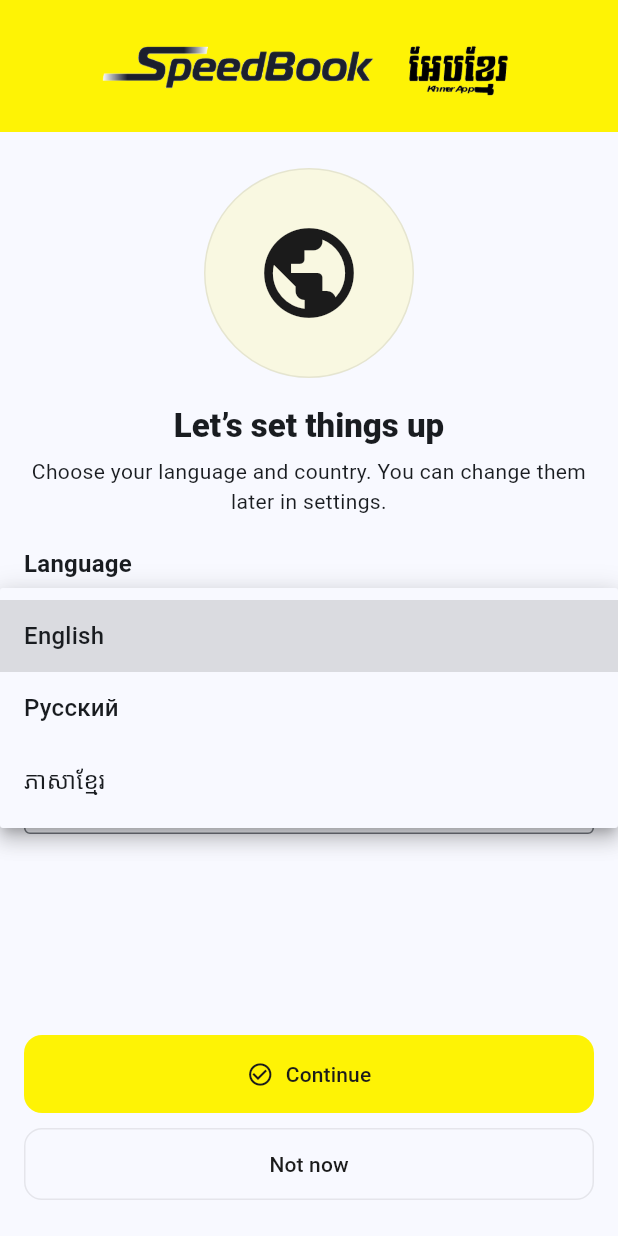
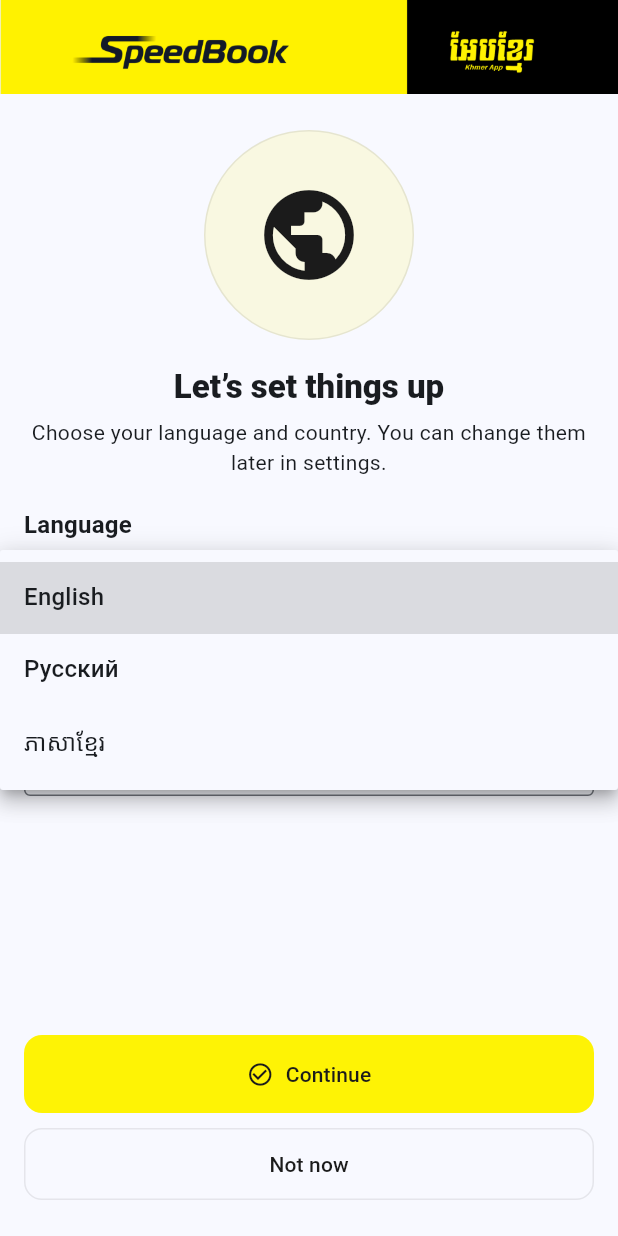
Before and after one commit to AlexDKrivoshein/SpeedBookDriver, a Flutter app: the OnboardingPage screen opened directly with empty values, after a tap on "English", on a phone screen of 412 x 824 dp. Run offline on Flutter 3.47's test engine with Material 3 defaults, Android fonts, the phone set to English and light mode, and no system bars; our stand-ins replace device_info_plus, firebase_auth, firebase_core, firebase_messaging, geolocator, google_maps_flutter and 5 more; missing offline and left inert: dart_jsonwebtoken, firebase_app_check; accounts and stored records are empty.

Commit message:
New brand header

```diff
--- a/lib/brand_header.dart
+++ b/lib/brand_header.dart
@@ -1,44 +1,115 @@
 import 'package:flutter/material.dart';
-import 'brand.dart';
+import 'package:flutter/services.dart';
 
-class BrandHeader extends StatelessWidget implements PreferredSizeWidget {
+class BrandHeader extends StatefulWidget implements PreferredSizeWidget {
   const BrandHeader({
     super.key,
+    this.maxHeight,                              // опциональный потолок по высоте
     this.showBack = false,
-    this.headerHeight = 88,
-    this.logoHeight = 72,
-    this.logoMaxWidthFraction = 0.9,
+    this.onBack,
+    this.overlayStyle = SystemUiOverlayStyle.dark,
   });
 
+  // Одна общая картинка на всё приложение
+  static const String _assetPath = 'assets/brand/brand_header.png';
+
+  final double? maxHeight;
   final bool showBack;
-  final double headerHeight;
-  final double logoHeight;
-  final double logoMaxWidthFraction;
+  final VoidCallback? onBack;
+  final SystemUiOverlayStyle overlayStyle;
 
   @override
-  Size get preferredSize => Size.fromHeight(headerHeight);
+  State<BrandHeader> createState() => _BrandHeaderState();
+
+  // Возвращаем актуальную высоту (обновляется после вычисления)
+  @override
+  Size get preferredSize => const Size.fromHeight(120); // значение по умолчанию, реальное задаём из state
+}
+
+class _BrandHeaderState extends State<BrandHeader> {
+  double _preferredHeight = 120;                 // fallback, пока не знаем размер
+  ImageStream? _stream;
+  ImageStreamListener? _listener;
+
+  @override
+  void didChangeDependencies() {
+    super.didChangeDependencies();
+
+    // 1) Готовим ImageProvider и узнаём его исходный размер
+    final provider = const AssetImage(BrandHeader._assetPath);
+    final config = createLocalImageConfiguration(context);
+    final stream = provider.resolve(config);
+
+    // Убираем старый листенер, если был
+    if (_stream != null && _listener != null) {
+      _stream!.removeListener(_listener!);
+    }
+
+    _listener = ImageStreamListener((ImageInfo info, _) {
+      final imgW = info.image.width.toDouble();
+      final imgH = info.image.height.toDouble();
+      if (imgW > 0 && mounted) {
+        final screenW = MediaQuery.of(context).size.width;
+        double desired = screenW * (imgH / imgW);         // высота по аспект-рейшо
+        if (widget.maxHeight != null) {
+          desired = desired.clamp(0.0, widget.maxHeight!);
+        }
+        setState(() => _preferredHeight = desired);
+      }
+    });
+
+    stream.addListener(_listener!);
+    _stream = stream;
+
+    // прогреем ассет, чтобы не моргнул
+    precacheImage(provider, context);
+  }
+
+  @override
+  void dispose() {
+    if (_stream != null && _listener != null) {
+      _stream!.removeListener(_listener!);
+    }
+    super.dispose();
+  }
 
   @override
   Widget build(BuildContext context) {
-    return Material(
-      color: Brand.yellow,
-      child: SafeArea(
-        bottom: false,
-        child: Container(
-          // ...
-          child: Row(
+    // пересoberдим preferredSize через InheritedWidget (Scaffold перечитает)
+    final appBar = _AppBarSize(_preferredHeight, _buildContent(context));
+    return appBar;
+  }
+
+  Widget _buildContent(BuildContext context) {
+    return AnnotatedRegion<SystemUiOverlayStyle>(
+      value: widget.overlayStyle,
+      child: Material(
+        color: Colors.transparent, // никаких заливок
+        elevation: 0,
+        child: SizedBox(
+          height: _preferredHeight,
+          width: double.infinity,
+          child: Stack(
+            fit: StackFit.expand,
             children: [
-              // ...
-              Expanded(
-                child: Center(
-                  child: Image.asset(
-                    'assets/brand/speedbook.png', // ← фиксированно
-                    height: logoHeight,
-                    fit: BoxFit.fitHeight,
+              // Картинка целиком по ширине без обрезаний
+              Image.asset(
+                BrandHeader._assetPath,
+                fit: BoxFit.fitWidth,             // вписываем по ширине
+                alignment: Alignment.topCenter,
+              ),
+
+              if (widget.showBack)
+                Positioned(
+                  top: 8,
+                  left: 8,
+                  child: IconButton(
+                    icon: const Icon(Icons.arrow_back),
+                    color: Colors.white,
+                    onPressed: widget.onBack ?? () => Navigator.of(context).maybePop(),
+                    tooltip: MaterialLocalizations.of(context).backButtonTooltip,
                   ),
                 ),
-              ),
-              // ...
             ],
           ),
         ),
@@ -46,3 +117,17 @@ class BrandHeader extends StatelessWidget implements PreferredSizeWidget {
     );
   }
 }
+
+// Вспомогательный инхеритед, чтобы передать динамическую высоту в PreferredSizeWidget
+class _AppBarSize extends InheritedWidget implements PreferredSizeWidget {
+  const _AppBarSize(this.height, Widget child, {Key? key})
+      : super(key: key, child: child);
+
+  final double height;
+
+  @override
+  Size get preferredSize => Size.fromHeight(height);
+
+  @override
+  bool updateShouldNotify(_AppBarSize oldWidget) => oldWidget.height != height;
+}
--- a/lib/home_page.dart
+++ b/lib/home_page.dart
@@ -7,6 +7,7 @@ import 'api_service.dart';
 import 'driver_api.dart';
 import 'brand.dart';
 import 'brand_header.dart';
+import 'route_observer.dart';
 import 'verification_page.dart';
 
 String t(BuildContext context, String key) =>
@@ -39,7 +40,8 @@ class HomePage extends StatefulWidget {
   State<HomePage> createState() => _HomePageState();
 }
 
-class _HomePageState extends State<HomePage> {
+
+class _HomePageState extends State<HomePage> with RouteAware {
   DriverDetails? _details;
   bool _loading = true;
   String? _error;
@@ -72,17 +74,30 @@ class _HomePageState extends State<HomePage> {
     _load();
   }
 
+
+  @override
+  void didChangeDependencies() {
+    super.didChangeDependencies();
+    precacheImage(_bg, context);
+
+    // подписываемся на события роутера
+    final route = ModalRoute.of(context);
+    if (route is PageRoute) {
+      appRouteObserver.subscribe(this, route);
+    }
+  }
+
   @override
   void dispose() {
+    appRouteObserver.unsubscribe(this);
     _pageController.dispose();
     _referalCtrl.dispose();
     super.dispose();
   }
 
   @override
-  void didChangeDependencies() {
-    super.didChangeDependencies();
-    precacheImage(_bg, context);
+  void didPopNext() {
+    _load();
   }
 
   Future<void> _load() async {
@@ -176,7 +191,9 @@ class _HomePageState extends State<HomePage> {
   }
 
   Widget _buildBackground(BuildContext context) {
-    final isDark = Theme.of(context).brightness == Brightness.dark;
+    final isDark = Theme
+        .of(context)
+        .brightness == Brightness.dark;
     final opacity = isDark ? _bgOpacityDark : _bgOpacityLight;
 
     return Positioned.fill(
@@ -196,7 +213,8 @@ class _HomePageState extends State<HomePage> {
     );
   }
 
-  Widget _buildSoftGradient() => Positioned.fill(
+  Widget _buildSoftGradient() =>
+      Positioned.fill(
         child: IgnorePointer(
           child: DecoratedBox(
             decoration: BoxDecoration(
@@ -339,7 +357,8 @@ class _HomePageState extends State<HomePage> {
                                   const Icon(Icons.tag, size: 16),
                                   const SizedBox(width: 6),
                                   Text(
-                                    '${t(context, "home.referral.your_id")}: ${d.id}',
+                                    '${t(context, "home.referral.your_id")}: ${d
+                                        .id}',
                                     style: theme.textTheme.bodyMedium,
                                   ),
                                   IconButton(
@@ -471,9 +490,6 @@ class _HomePageState extends State<HomePage> {
                                         builder: (_) =>
                                         const VerificationPage()),
                                   );
-                                  if (res == true && mounted) {
-                                    await _load();
-                                  }
                                 },
                                 icon: const Icon(Icons.verified_user),
                                 label: Text(t(context, 'verification.open')),
@@ -501,7 +517,8 @@ class _HomePageState extends State<HomePage> {
                         child: CircularProgressIndicator(),
                       ),
                     )
-                  else if (_txError != null)
+                  else
+                    if (_txError != null)
                       _InfoCard(
                         child: Row(
                           children: [
@@ -516,7 +533,8 @@ class _HomePageState extends State<HomePage> {
                           ],
                         ),
                       )
-                  else if (_transactions.isEmpty)
+                    else
+                      if (_transactions.isEmpty)
                         _InfoCard(
                           child: Row(
                             children: [
@@ -581,8 +599,12 @@ class _HomePageState extends State<HomePage> {
             const SizedBox(width: 10),
             Expanded(
               child: Text(
-                '${t(context, "home.referral.current_prefix")}: ${_referalName!}',
-                style: Theme.of(context).textTheme.titleMedium,
+                '${t(context,
+                    "home.referral.current_prefix")}: ${_referalName!}',
+                style: Theme
+                    .of(context)
+                    .textTheme
+                    .titleMedium,
               ),
             ),
           ],
@@ -597,7 +619,10 @@ class _HomePageState extends State<HomePage> {
           crossAxisAlignment: CrossAxisAlignment.start,
           children: [
             Text(t(context, 'home.referral.title'),
-                style: Theme.of(context).textTheme.titleMedium),
+                style: Theme
+                    .of(context)
+                    .textTheme
+                    .titleMedium),
             const SizedBox(height: 8),
             TextField(
               controller: _referalCtrl,
@@ -803,7 +828,11 @@ class _AccountSquareCard extends StatelessWidget {
         count = 0;
       }
     }
-    return buf.toString().split('').reversed.join();
+    return buf
+        .toString()
+        .split('')
+        .reversed
+        .join();
   }
 }
 
@@ -815,7 +844,10 @@ class _Dots extends StatelessWidget {
 
   @override
   Widget build(BuildContext context) {
-    final primary = Theme.of(context).colorScheme.primary;
+    final primary = Theme
+        .of(context)
+        .colorScheme
+        .primary;
     return Row(
       mainAxisAlignment: MainAxisAlignment.center,
       children: List.generate(count, (i) {
@@ -844,7 +876,8 @@ class _TxItem extends StatelessWidget {
   String _two(int n) => n.toString().padLeft(2, '0');
 
   String _fmtDate(DateTime d) =>
-      '${_two(d.day)}.${_two(d.month)}.${d.year} ${_two(d.hour)}:${_two(d.minute)}';
+      '${_two(d.day)}.${_two(d.month)}.${d.year} ${_two(d.hour)}:${_two(
+          d.minute)}';
 
   String _formatMoney(double v, String currency) {
     final sign = v >= 0 ? '' : '-';
@@ -869,7 +902,11 @@ class _TxItem extends StatelessWidget {
         cnt = 0;
       }
     }
-    return b.toString().split('').reversed.join();
+    return b
+        .toString()
+        .split('')
+        .reversed
+        .join();
   }
 
   IconData _icon(String t) {
--- a/lib/main.dart
+++ b/lib/main.dart
@@ -9,6 +9,7 @@ import 'package:flutter_localizations/flutter_localizations.dart';
 import 'package:firebase_app_check/firebase_app_check.dart';
 import 'package:flutter/foundation.dart' show kDebugMode;
 
+import 'route_observer.dart';
 import 'api_service.dart';
 import 'home_page.dart';
 import 'phone_input_page.dart';
@@ -67,6 +68,7 @@ class MyApp extends StatelessWidget {
               navigatorKey: navigatorKey,
               title: 'SpeedBook taxi driver',
               debugShowCheckedModeBanner: false,
+              navigatorObservers: [appRouteObserver],
               theme: ThemeData(
                 useMaterial3: true,
                 colorSchemeSeed: Colors.blue,
--- /dev/null
+++ b/lib/route_observer.dart
@@ -0,0 +1,3 @@
+import 'package:flutter/material.dart';
+
+final RouteObserver<PageRoute> appRouteObserver = RouteObserver<PageRoute>();
--- a/pubspec.yaml
+++ b/pubspec.yaml
@@ -16,7 +16,7 @@ publish_to: 'none' # Remove this line if you wish to publish to pub.dev
 # https://developer.apple.com/library/archive/documentation/General/Reference/InfoPlistKeyReference/Articles/CoreFoundationKeys.html
 # In Windows, build-name is used as the major, minor, and patch parts
 # of the product and file versions while build-number is used as the build suffix.
-version: 1.0.3
+version: 1.0.4
 
 flutter_native_splash:
   android: true
```
Also changed, not shown: assets/brand/brand_header.png (added). Lines whose indentation alone changed are shown as unchanged.
